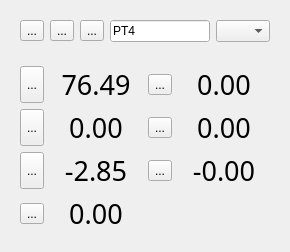
Qt form GUI/MachineStatusZone/MachineStatusCoordinate.ui (MrQqqq/RationalVueGUI) before a commit.
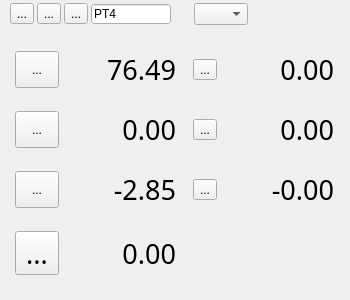
The same form after that commit. Icons and pictures are not drawn.

What changed in the file:
```diff
--- a/GUI/MachineStatusZone/MachineStatusCoordinate.ui
+++ b/GUI/MachineStatusZone/MachineStatusCoordinate.ui
@@ -6,15 +6,30 @@
    <rect>
     <x>0</x>
     <y>0</y>
-    <width>242</width>
-    <height>191</height>
+    <width>350</width>
+    <height>300</height>
    </rect>
   </property>
   <property name="windowTitle">
    <string>Form</string>
   </property>
-  <layout class="QVBoxLayout" name="verticalLayout">
-   <item>
+  <layout class="QGridLayout" name="gridLayout_2">
+   <property name="leftMargin">
+    <number>4</number>
+   </property>
+   <property name="topMargin">
+    <number>0</number>
+   </property>
+   <property name="rightMargin">
+    <number>4</number>
+   </property>
+   <property name="bottomMargin">
+    <number>2</number>
+   </property>
+   <property name="spacing">
+    <number>0</number>
+   </property>
+   <item row="0" column="0">
     <widget class="QWidget" name="widget_1" native="true">
      <property name="sizePolicy">
       <sizepolicy hsizetype="Preferred" vsizetype="Fixed">
@@ -23,6 +38,21 @@
       </sizepolicy>
      </property>
      <layout class="QHBoxLayout" name="horizontalLayout">
+      <property name="spacing">
+       <number>3</number>
+      </property>
+      <property name="leftMargin">
+       <number>6</number>
+      </property>
+      <property name="topMargin">
+       <number>3</number>
+      </property>
+      <property name="rightMargin">
+       <number>4</number>
+      </property>
+      <property name="bottomMargin">
+       <number>3</number>
+      </property>
       <item>
        <widget class="QToolButton" name="toolButton_1">
         <property name="text">
@@ -66,8 +96,8 @@
         </property>
         <property name="maximumSize">
          <size>
-          <width>100</width>
-          <height>80</height>
+          <width>80</width>
+          <height>20</height>
          </size>
         </property>
         <property name="autoFillBackground">
@@ -78,8 +108,30 @@
         </property>
        </widget>
       </item>
+      <item>
+       <spacer name="horizontalSpacer_2">
+        <property name="orientation">
+         <enum>Qt::Horizontal</enum>
+        </property>
+        <property name="sizeType">
+         <enum>QSizePolicy::Fixed</enum>
+        </property>
+        <property name="sizeHint" stdset="0">
+         <size>
+          <width>20</width>
+          <height>20</height>
+         </size>
+        </property>
+       </spacer>
+      </item>
       <item>
        <widget class="QComboBox" name="comboBox">
+        <property name="sizePolicy">
+         <sizepolicy hsizetype="Fixed" vsizetype="Fixed">
+          <horstretch>0</horstretch>
+          <verstretch>0</verstretch>
+         </sizepolicy>
+        </property>
         <property name="sizeAdjustPolicy">
          <enum>QComboBox::AdjustToMinimumContentsLength</enum>
         </property>
@@ -93,9 +145,12 @@
         <property name="orientation">
          <enum>Qt::Horizontal</enum>
         </property>
+        <property name="sizeType">
+         <enum>QSizePolicy::Preferred</enum>
+        </property>
         <property name="sizeHint" stdset="0">
          <size>
-          <width>40</width>
+          <width>100</width>
           <height>20</height>
          </size>
         </property>
@@ -104,11 +159,35 @@
      </layout>
     </widget>
    </item>
-   <item>
+   <item row="1" column="0">
     <widget class="QWidget" name="widget_2" native="true">
      <layout class="QGridLayout" name="gridLayout">
+      <property name="leftMargin">
+       <number>4</number>
+      </property>
+      <property name="topMargin">
+       <number>0</number>
+      </property>
+      <property name="rightMargin">
+       <number>4</number>
+      </property>
+      <property name="bottomMargin">
+       <number>0</number>
+      </property>
+      <property name="horizontalSpacing">
+       <number>10</number>
+      </property>
+      <property name="verticalSpacing">
+       <number>0</number>
+      </property>
       <item row="0" column="1">
        <widget class="QLabel" name="label_2">
+        <property name="maximumSize">
+         <size>
+          <width>200</width>
+          <height>120</height>
+         </size>
+        </property>
         <property name="font">
          <font>
           <family>黑体</family>
@@ -118,6 +197,9 @@
         <property name="autoFillBackground">
          <bool>true</bool>
         </property>
+        <property name="lineWidth">
+         <number>0</number>
+        </property>
         <property name="text">
          <string>76.49</string>
         </property>
@@ -125,18 +207,33 @@
          <bool>true</bool>
         </property>
         <property name="alignment">
-         <set>Qt::AlignCenter</set>
+         <set>Qt::AlignRight|Qt::AlignTrailing|Qt::AlignVCenter</set>
         </property>
        </widget>
       </item>
       <item row="0" column="3">
        <widget class="QLabel" name="label_4">
+        <property name="sizePolicy">
+         <sizepolicy hsizetype="Fixed" vsizetype="Preferred">
+          <horstretch>0</horstretch>
+          <verstretch>0</verstretch>
+         </sizepolicy>
+        </property>
+        <property name="maximumSize">
+         <size>
+          <width>100</width>
+          <height>100</height>
+         </size>
+        </property>
         <property name="font">
          <font>
           <family>黑体</family>
           <pointsize>20</pointsize>
          </font>
         </property>
+        <property name="lineWidth">
+         <number>0</number>
+        </property>
         <property name="text">
          <string>0.00</string>
         </property>
@@ -144,12 +241,18 @@
          <bool>true</bool>
         </property>
         <property name="alignment">
-         <set>Qt::AlignCenter</set>
+         <set>Qt::AlignRight|Qt::AlignTrailing|Qt::AlignVCenter</set>
         </property>
        </widget>
       </item>
       <item row="1" column="1">
        <widget class="QLabel" name="label_6">
+        <property name="maximumSize">
+         <size>
+          <width>100</width>
+          <height>100</height>
+         </size>
+        </property>
         <property name="font">
          <font>
           <family>黑体</family>
@@ -159,6 +262,9 @@
         <property name="autoFillBackground">
          <bool>true</bool>
         </property>
+        <property name="lineWidth">
+         <number>0</number>
+        </property>
         <property name="text">
          <string>0.00</string>
         </property>
@@ -166,7 +272,7 @@
          <bool>true</bool>
         </property>
         <property name="alignment">
-         <set>Qt::AlignCenter</set>
+         <set>Qt::AlignRight|Qt::AlignTrailing|Qt::AlignVCenter</set>
         </property>
        </widget>
       </item>
@@ -178,6 +284,9 @@
           <pointsize>20</pointsize>
          </font>
         </property>
+        <property name="lineWidth">
+         <number>0</number>
+        </property>
         <property name="text">
          <string>0.00</string>
         </property>
@@ -185,18 +294,27 @@
          <bool>true</bool>
         </property>
         <property name="alignment">
-         <set>Qt::AlignCenter</set>
+         <set>Qt::AlignRight|Qt::AlignTrailing|Qt::AlignVCenter</set>
         </property>
        </widget>
       </item>
       <item row="2" column="1">
        <widget class="QLabel" name="label_10">
+        <property name="maximumSize">
+         <size>
+          <width>100</width>
+          <height>100</height>
+         </size>
+        </property>
         <property name="font">
          <font>
           <family>黑体</family>
           <pointsize>20</pointsize>
          </font>
         </property>
+        <property name="lineWidth">
+         <number>0</number>
+        </property>
         <property name="text">
          <string>-2.85</string>
         </property>
@@ -204,7 +322,7 @@
          <bool>true</bool>
         </property>
         <property name="alignment">
-         <set>Qt::AlignCenter</set>
+         <set>Qt::AlignRight|Qt::AlignTrailing|Qt::AlignVCenter</set>
         </property>
        </widget>
       </item>
@@ -216,6 +334,12 @@
           <pointsize>20</pointsize>
          </font>
         </property>
+        <property name="autoFillBackground">
+         <bool>true</bool>
+        </property>
+        <property name="lineWidth">
+         <number>0</number>
+        </property>
         <property name="text">
          <string>-0.00</string>
         </property>
@@ -223,12 +347,18 @@
          <bool>true</bool>
         </property>
         <property name="alignment">
-         <set>Qt::AlignCenter</set>
+         <set>Qt::AlignRight|Qt::AlignTrailing|Qt::AlignVCenter</set>
         </property>
        </widget>
       </item>
       <item row="3" column="1">
        <widget class="QLabel" name="label_14">
+        <property name="maximumSize">
+         <size>
+          <width>100</width>
+          <height>100</height>
+         </size>
+        </property>
         <property name="font">
          <font>
           <family>黑体</family>
@@ -238,6 +368,9 @@
         <property name="autoFillBackground">
          <bool>true</bool>
         </property>
+        <property name="lineWidth">
+         <number>0</number>
+        </property>
         <property name="text">
          <string>0.00</string>
         </property>
@@ -245,7 +378,7 @@
          <bool>true</bool>
         </property>
         <property name="alignment">
-         <set>Qt::AlignCenter</set>
+         <set>Qt::AlignRight|Qt::AlignTrailing|Qt::AlignVCenter</set>
         </property>
        </widget>
       </item>
@@ -266,8 +399,8 @@
         </property>
         <property name="iconSize">
          <size>
-          <width>50</width>
-          <height>50</height>
+          <width>40</width>
+          <height>40</height>
          </size>
         </property>
        </widget>
@@ -283,8 +416,8 @@
         </property>
         <property name="iconSize">
          <size>
-          <width>50</width>
-          <height>50</height>
+          <width>30</width>
+          <height>30</height>
          </size>
         </property>
        </widget>
@@ -306,8 +439,8 @@
         </property>
         <property name="iconSize">
          <size>
-          <width>50</width>
-          <height>50</height>
+          <width>30</width>
+          <height>30</height>
          </size>
         </property>
        </widget>
@@ -323,8 +456,8 @@
         </property>
         <property name="iconSize">
          <size>
-          <width>50</width>
-          <height>50</height>
+          <width>30</width>
+          <height>30</height>
          </size>
         </property>
        </widget>
@@ -346,8 +479,8 @@
         </property>
         <property name="iconSize">
          <size>
-          <width>50</width>
-          <height>50</height>
+          <width>30</width>
+          <height>30</height>
          </size>
         </property>
        </widget>
@@ -366,14 +499,20 @@
         </property>
         <property name="iconSize">
          <size>
-          <width>50</width>
-          <height>50</height>
+          <width>30</width>
+          <height>30</height>
          </size>
         </property>
        </widget>
       </item>
       <item row="3" column="0">
        <widget class="QToolButton" name="toolButton_9">
+        <property name="font">
+         <font>
+          <family>Adobe Arabic</family>
+          <pointsize>20</pointsize>
+         </font>
+        </property>
         <property name="text">
          <string>...</string>
         </property>
@@ -383,8 +522,8 @@
         </property>
         <property name="iconSize">
          <size>
-          <width>50</width>
-          <height>50</height>
+          <width>30</width>
+          <height>30</height>
          </size>
         </property>
        </widget>
```
Left out of the diff: 20 changed lines with no effect on the pictures.
